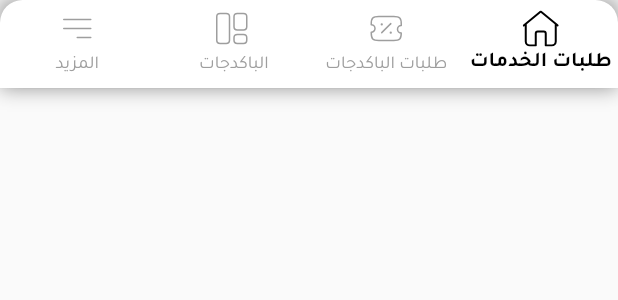
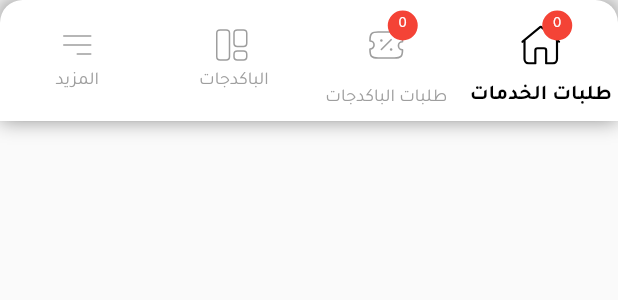
Before and after one commit to aboali712/sama_offices, a Flutter app: the BottomMenu widget shown alone on an empty page, opened directly with empty values, on a phone screen of 412 x 824 dp. Shown: the top 300 px of the screen. Run offline on Flutter 3.47's test engine with Material 2 defaults, Android fonts, the phone set to English and light mode, and no system bars; our stand-ins replace cached_network_image, carousel_slider, dio, dotted_line, dropdown_button2, easy_localization and 22 more; missing offline and left inert: dart:ffi, easy_image_viewer, flag, html_editor_enhanced, notification_permissions, place_picker; accounts and stored records are empty; network calls fail.

Commit message:
version 1.0.5 store

```diff
--- a/lib/app.dart
+++ b/lib/app.dart
@@ -76,7 +76,10 @@ class _PushNotificationTestState extends State<SamaOfficesApp> {
             sound: true, badge: true, alert: true));
 
     getTokenDevice();
+
   }
+
+
 
   @override
   Widget build(BuildContext context) {
--- a/lib/core/widget/bottom_menu.dart
+++ b/lib/core/widget/bottom_menu.dart
@@ -1,13 +1,14 @@
 import 'package:easy_localization/easy_localization.dart';
 import 'package:flutter/material.dart';
 import 'package:flutter_svg/flutter_svg.dart';
+import 'package:sama_offices/core/cash/storage.helper.dart';
 
 import '../../src/home/home_core.dart';
 import '../values/colors.dart';
 
-
-
-class BottomMenu extends StatelessWidget implements SelectBottomMenu {
+class BottomMenu extends StatelessWidget
+    with StorageHelper
+    implements SelectBottomMenu {
   final int? bottomMenuIndex;
   final ValueChanged<int>? onChanged;
   BottomMenu({this.bottomMenuIndex, this.onChanged});
@@ -56,7 +57,8 @@ class BottomMenu extends StatelessWidget implements SelectBottomMenu {
         child: BottomNavigationBar(
           key: HomeCorePage.bottomWidgetKey,
           type: BottomNavigationBarType.fixed,
-          selectedLabelStyle: const TextStyle(fontWeight: FontWeight.bold,height: 1.5),
+          selectedLabelStyle:
+              const TextStyle(fontWeight: FontWeight.bold, height: 1.5),
           currentIndex: bottomMenuIndex!,
           onTap: (value) {
             switch (value) {
@@ -80,22 +82,77 @@ class BottomMenu extends StatelessWidget implements SelectBottomMenu {
           },
           items: <BottomNavigationBarItem>[
             BottomNavigationBarItem(
-                icon: SvgPicture.asset(
+              icon: Stack(
+                children: [
+                  Container(
+                    padding: const EdgeInsets.all(10),
+                    height: 46,
+                    width: 46,
+                    child: SvgPicture.asset(
                       'assets/images/home.svg',
                       height: 24.0,
                       width: 24.0,
                       color: bottomMenuIndex == 0 ? Colors.black : Colors.grey,
                     ),
-                label: tr("ServiceRequests"),),
+                  ),
+                  Positioned(
+                    right: 2,
+                    child: Container(
+                      height: 20,
+                      width: 20,
+                      decoration: BoxDecoration(
+                          color: Colors.red,
+                          borderRadius: BorderRadius.circular(10),
+                          border: Border.all(color: Colors.red, width: 2)),
+                      child: Center(
+                          child: Text(
+                        HomeCore.count1,
+                        style:
+                            const TextStyle(color: Colors.white, fontSize: 10),
+                      )),
+                    ),
+                  )
+                ],
+              ),
+              label: tr("ServiceRequests"),
+            ),
             BottomNavigationBarItem(
-                icon: SvgPicture.asset(
+                icon: Stack(
+                  children: [
+                    Container(
+                      padding: const EdgeInsets.all(10),
+                      height: 46,
+                      width: 46,
+                      child:
+                      SvgPicture.asset(
                         'assets/images/discount.svg',
                         height: 24.0,
                         width: 24.0,
                         color: bottomMenuIndex == 1 ? Colors.black : Colors.grey,
                       ),
-                label: tr("PackageRequests",)),
-
+                    ),
+                    Positioned(
+                      right: 2,
+                      child: Container(
+                        height: 20,
+                        width: 20,
+                        decoration: BoxDecoration(
+                            color: Colors.red,
+                            borderRadius: BorderRadius.circular(10),
+                            border: Border.all(color: Colors.red, width: 2)),
+                        child: Center(
+                            child: Text(
+                          HomeCore.count2,
+                          style: const TextStyle(
+                              color: Colors.white, fontSize: 10),
+                        )),
+                      ),
+                    )
+                  ],
+                ),
+                label: tr(
+                  "PackageRequests",
+                )),
             BottomNavigationBarItem(
               icon: SvgPicture.asset(
                 'assets/images/more.svg',
@@ -103,8 +160,8 @@ class BottomMenu extends StatelessWidget implements SelectBottomMenu {
                 width: 24.0,
                 color: bottomMenuIndex == 2 ? Colors.black : Colors.grey,
               ),
-              label: tr("Offers"),),
-
+              label: tr("Offers"),
+            ),
             BottomNavigationBarItem(
                 icon: SvgPicture.asset(
                   'assets/images/heart.svg',
--- a/lib/main.dart
+++ b/lib/main.dart
@@ -8,9 +8,11 @@ import 'package:easy_localization/easy_localization.dart';
 import 'package:flutter/material.dart';
 import 'package:flutter_local_notifications/flutter_local_notifications.dart';
 import 'package:provider/provider.dart';
+import 'package:shared_preferences/shared_preferences.dart';
 
 import 'app.dart';
 import 'core/auth_manager.dart';
+import 'core/cash/storage.helper.dart';
 import 'core/network/network_service.dart';
 
 
@@ -58,7 +60,10 @@ Future<void> main() async {
 }
 getTokenDevice() async {
   tokenDevice = await FirebaseMessaging.instance.getToken();
+
   print(tokenDevice);
+  SharedPreferences prefs = await SharedPreferences.getInstance();
+  await prefs.setString(CacheManagerKey.tokenDevice.toString(), tokenDevice!);
 }
 
 const AndroidNotificationChannel channel = AndroidNotificationChannel(
--- a/lib/src/auth/forget_password/forget_password_view_model.dart
+++ b/lib/src/auth/forget_password/forget_password_view_model.dart
@@ -32,12 +32,12 @@ abstract class ForgetPasswordViewModel extends State<ForgetPassword>
 
   Future<void> checkForgetPassword() async {
     if (checkValidationForgetPassword()) {
-      var ph="";
+      var ph=phoneNumber;
       if (ph.startsWith("0")) {
         ph = phoneNumber.substring(1);
       }
 
-      ph = PhoneNumberSignUpWidgetState.codePhone + phoneNumber;
+      ph = PhoneNumberSignUpWidgetState.codePhone + ph;
       setState(() {
         isloading = true;
       });
--- a/lib/src/home/home_core.dart
+++ b/lib/src/home/home_core.dart
@@ -1,7 +1,9 @@
 import 'package:easy_localization/easy_localization.dart';
+import 'package:firebase_database/firebase_database.dart';
 import 'package:flutter/material.dart';
 import 'package:flutter/services.dart';
 import 'package:location/location.dart';
+import 'package:sama_offices/core/cash/storage.helper.dart';
 import 'package:sama_offices/core/values/colors.dart';
 import 'package:sama_offices/src/home/more/more_page_screen.dart';
 import 'package:sama_offices/src/home/offer_books/reservation_offers_view.dart';
@@ -16,22 +18,43 @@ import '../../core/widget/bottom_menu.dart';
 class HomeCore extends StatefulWidget {
   static var model;
   static String type = "0";
-  const HomeCore({Key? key}) : super(key: key);
   static LocationData? locationData;
+  static DatabaseReference? starCountRef;
+  static String count1="0";
+  static String count2="0";
+
 
   static String charityID = "";
   static String typeCate = "0";
   static ValueNotifier<int> counter = ValueNotifier<int>(0);
 
 
-
   @override
   HomeCorePage createState() => HomeCorePage();
 }
 
-class HomeCorePage extends State<HomeCore> {
+class HomeCorePage extends State<HomeCore> with StorageHelper {
   static int index = 0;
   static var bottomWidgetKey=GlobalKey<State<BottomNavigationBar>>();
+
+  @override
+  void initState() {
+    getUser().then((user) => {
+        HomeCore.starCountRef =
+    FirebaseDatabase.instance.ref('offices/${user!.office!.id!.toString()}'),
+        HomeCore.starCountRef!.onValue.listen((DatabaseEvent event) {
+          setState(() {
+            HomeCore.count2=event.snapshot.child("count_offers").value.toString();
+            HomeCore.count1=event.snapshot.child("counts").value.toString();
+
+          });
+
+      })
+    });
+
+    super.initState();
+  }
+
 
   @override
   Widget build(BuildContext context) {
--- a/lib/src/home/more/more_view_model_page.dart
+++ b/lib/src/home/more/more_view_model_page.dart
@@ -201,7 +201,7 @@ abstract class MoreViewModelPage  extends State<MorePageScreen> with StorageHelp
                       await context.setLocale(Locale(lang.value));
                       await saveLang(lang.value);
                       SamaOfficesApp.navKey.currentState!.pushReplacement(
-                        MaterialPageRoute(builder: (context) => const HomeCore()),
+                        MaterialPageRoute(builder: (context) =>  HomeCore()),
                       );
                     },
                     child:  Text(
--- a/lib/src/home/more/update_profile/update_profile_view_model.dart
+++ b/lib/src/home/more/update_profile/update_profile_view_model.dart
@@ -108,7 +108,7 @@ abstract class UpdateProfileViewModel extends State<UpdateProfile>
       toastAppSuccess(rs.msg!,context);
       await saveUser(rs.data);
       SamaOfficesApp.navKey.currentState!.pushReplacement(
-        MaterialPageRoute(builder: (context) => const HomeCore()),
+        MaterialPageRoute(builder: (context) =>  HomeCore()),
       );
 
 
--- a/lib/src/home/offer_books/reservation_offers_view_model.dart
+++ b/lib/src/home/offer_books/reservation_offers_view_model.dart
@@ -3,6 +3,7 @@ import 'package:sama_offices/src/home/offer_books/reservation_offers_view.dart';
 import 'package:sama_offices/src/home/resevition/model/get_bookings_model.dart';
 
 import '../../../main.dart';
+import '../home_core.dart';
 import '../resevition/model/bookingreponse_reponse.dart';
 
 abstract class ReservationsOffersViewModel extends State<ReservationOffersPage> {
@@ -14,6 +15,8 @@ abstract class ReservationsOffersViewModel extends State<ReservationOffersPage>
   @override
   void initState() {
     getReservationsApi();
+    HomeCore.starCountRef!.child("count_offers").set("0");
+
     super.initState();
   }
 
--- a/lib/src/home/offers/all/offers_page.dart
+++ b/lib/src/home/offers/all/offers_page.dart
@@ -52,7 +52,8 @@ class _OffersPageState extends OffersPageViewModel {
                 ),
               ),
               offerPageModel!=null
-           ?   SingleChildScrollView(
+           ?   Expanded(
+             child: SingleChildScrollView(
                   scrollDirection: Axis.vertical,
                   child: Column(
                     children: offerPageModel!
@@ -249,8 +250,11 @@ class _OffersPageState extends OffersPageViewModel {
                     ))
                         .toList(),
                   ),
+                ),
            )
               : const SizedBox.shrink(),
+
+              const SizedBox(height: 100,),
             ],
           ),
 
--- a/lib/src/start/splash/splash.dart
+++ b/lib/src/start/splash/splash.dart
@@ -34,7 +34,7 @@ class SplashViewState extends State<SplashView> with StorageHelper {
     if (readAuthManager.isFirst == false) {
       if(readAuthManager.isLogin){
         SamaOfficesApp.navKey.currentState!.pushReplacement(
-          MaterialPageRoute(builder: (context) => const HomeCore()),);
+          MaterialPageRoute(builder: (context) =>  HomeCore()),);
       }else {
         SamaOfficesApp.navKey.currentState!.pushReplacement(
           MaterialPageRoute(builder: (context) => const LoginPage()),);
--- a/pubspec.yaml
+++ b/pubspec.yaml
@@ -16,7 +16,7 @@ publish_to: 'none' # Remove this line if you wish to publish to pub.dev
 # https://developer.apple.com/library/archive/documentation/General/Reference/InfoPlistKeyReference/Articles/CoreFoundationKeys.html
 # In Windows, build-name is used as the major, minor, and patch parts
 # of the product and file versions while build-number is used as the build suffix.
-version: 1.0.2+1
+version: 1.0.5+1
 
 environment:
   sdk: '>=2.19.4 <3.0.0'
```
Also changed, not shown: lib/core/cash/storage.helper.dart (+14 -1 lines), lib/src/auth/login/loginViewModel.dart (+40 -34 lines), lib/src/auth/signup/signup_view_model.dart (+11 -6 lines), lib/src/auth/verify_code/verify_code_view_model.dart (+13 -2 lines), lib/src/home/resevition/reservation_view_model.dart (+8 -0 lines), 1 other file. Lines whose indentation alone changed are shown as unchanged.
